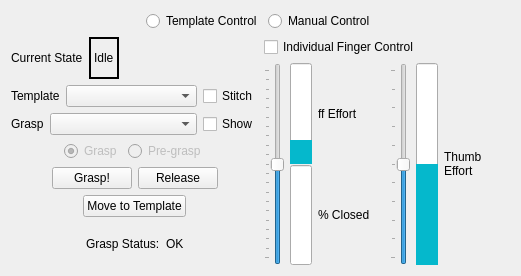
Old version of the form vigir_ocs_grasp_widget/src/graspWidget.ui in the repository team-vigir/vigir_ocs_common.
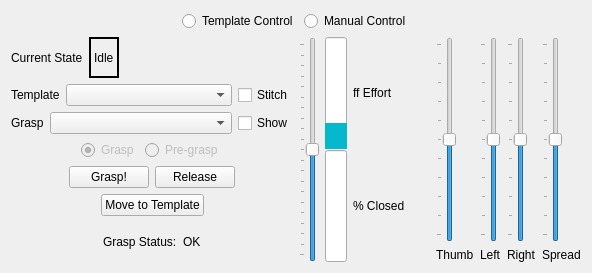
New version of the form.

Commit message: Added individual finger control

Patch:
```diff
--- a/vigir_ocs_grasp_widget/src/graspWidget.ui
+++ b/vigir_ocs_grasp_widget/src/graspWidget.ui
@@ -6,8 +6,8 @@
    <rect>
     <x>0</x>
     <y>0</y>
-    <width>521</width>
-    <height>276</height>
+    <width>592</width>
+    <height>273</height>
    </rect>
   </property>
   <property name="windowTitle">
@@ -354,13 +354,6 @@
          <property name="margin">
           <number>0</number>
          </property>
-         <item>
-          <widget class="QCheckBox" name="finger_control">
-           <property name="text">
-            <string>Individual Finger Control</string>
-           </property>
-          </widget>
-         </item>
          <item>
           <widget class="QStackedWidget" name="stackedWidget">
            <property name="currentIndex">
@@ -468,22 +461,17 @@
              <item>
               <layout class="QVBoxLayout" name="verticalLayout">
                <item>
-                <widget class="QSlider" name="userSlider_2">
-                 <property name="layoutDirection">
-                  <enum>Qt::LeftToRight</enum>
-                 </property>
+                <layout class="QHBoxLayout" name="horizontalLayout_18">
+                 <item>
+                  <layout class="QVBoxLayout" name="verticalLayout_9">
+                   <item>
+                    <widget class="QSlider" name="verticalSlider">
                  <property name="minimum">
                   <number>-50</number>
                  </property>
                  <property name="maximum">
                   <number>50</number>
                  </property>
-                 <property name="value">
-                  <number>0</number>
-                 </property>
-                 <property name="sliderPosition">
-                  <number>0</number>
-                 </property>
                  <property name="orientation">
                   <enum>Qt::Vertical</enum>
                  </property>
@@ -495,43 +483,104 @@
                  </property>
                 </widget>
                </item>
+                   <item>
+                    <widget class="QLabel" name="label_8">
+                     <property name="text">
+                      <string>Thumb</string>
+                     </property>
+                    </widget>
+                   </item>
               </layout>
              </item>
              <item>
-              <layout class="QHBoxLayout" name="horizontalLayout_4">
+                  <layout class="QVBoxLayout" name="verticalLayout_10">
                <item>
-                <layout class="QHBoxLayout" name="horizontalLayout_10">
-                 <item>
-                  <widget class="QProgressBar" name="thumbGraf">
-                   <property name="styleSheet">
-                    <string notr="true">QProgressBar::chunk {
-	background-color: #05B8CC;
-}</string>
-                   </property>
+                    <widget class="QSlider" name="verticalSlider_2">
                    <property name="minimum">
                     <number>-50</number>
                    </property>
                    <property name="maximum">
                     <number>50</number>
                    </property>
-                   <property name="value">
-                    <number>0</number>
-                   </property>
                    <property name="orientation">
                     <enum>Qt::Vertical</enum>
                    </property>
-                   <property name="format">
-                    <string/>
+                     <property name="tickPosition">
+                      <enum>QSlider::TicksAbove</enum>
+                     </property>
+                     <property name="tickInterval">
+                      <number>10</number>
                    </property>
                   </widget>
                  </item>
                  <item>
                   <widget class="QLabel" name="label_9">
                    <property name="text">
-                    <string>Thumb
-Effort</string>
-                   </property>
-                  </widget>
+                      <string>Left</string>
+                     </property>
+                    </widget>
+                   </item>
+                  </layout>
+                 </item>
+                 <item>
+                  <layout class="QVBoxLayout" name="verticalLayout_11">
+                   <item>
+                    <widget class="QSlider" name="verticalSlider_3">
+                     <property name="minimum">
+                      <number>-50</number>
+                     </property>
+                     <property name="maximum">
+                      <number>50</number>
+                     </property>
+                     <property name="orientation">
+                      <enum>Qt::Vertical</enum>
+                     </property>
+                     <property name="tickPosition">
+                      <enum>QSlider::TicksAbove</enum>
+                     </property>
+                     <property name="tickInterval">
+                      <number>10</number>
+                     </property>
+                    </widget>
+                   </item>
+                   <item>
+                    <widget class="QLabel" name="label_10">
+                     <property name="text">
+                      <string>Right</string>
+                     </property>
+                    </widget>
+                   </item>
+                  </layout>
+                 </item>
+                 <item>
+                  <layout class="QVBoxLayout" name="verticalLayout_12">
+                   <item>
+                    <widget class="QSlider" name="verticalSlider_4">
+                     <property name="minimum">
+                      <number>-50</number>
+                     </property>
+                     <property name="maximum">
+                      <number>50</number>
+                     </property>
+                     <property name="orientation">
+                      <enum>Qt::Vertical</enum>
+                     </property>
+                     <property name="tickPosition">
+                      <enum>QSlider::TicksAbove</enum>
+                     </property>
+                     <property name="tickInterval">
+                      <number>10</number>
+                     </property>
+                    </widget>
+                   </item>
+                   <item>
+                    <widget class="QLabel" name="label_11">
+                     <property name="text">
+                      <string>Spread</string>
+                     </property>
+                    </widget>
+                   </item>
+                  </layout>
                  </item>
                 </layout>
                </item>
```
Lines whose indentation alone changed are shown as unchanged. The commit also changes 2 other files.
